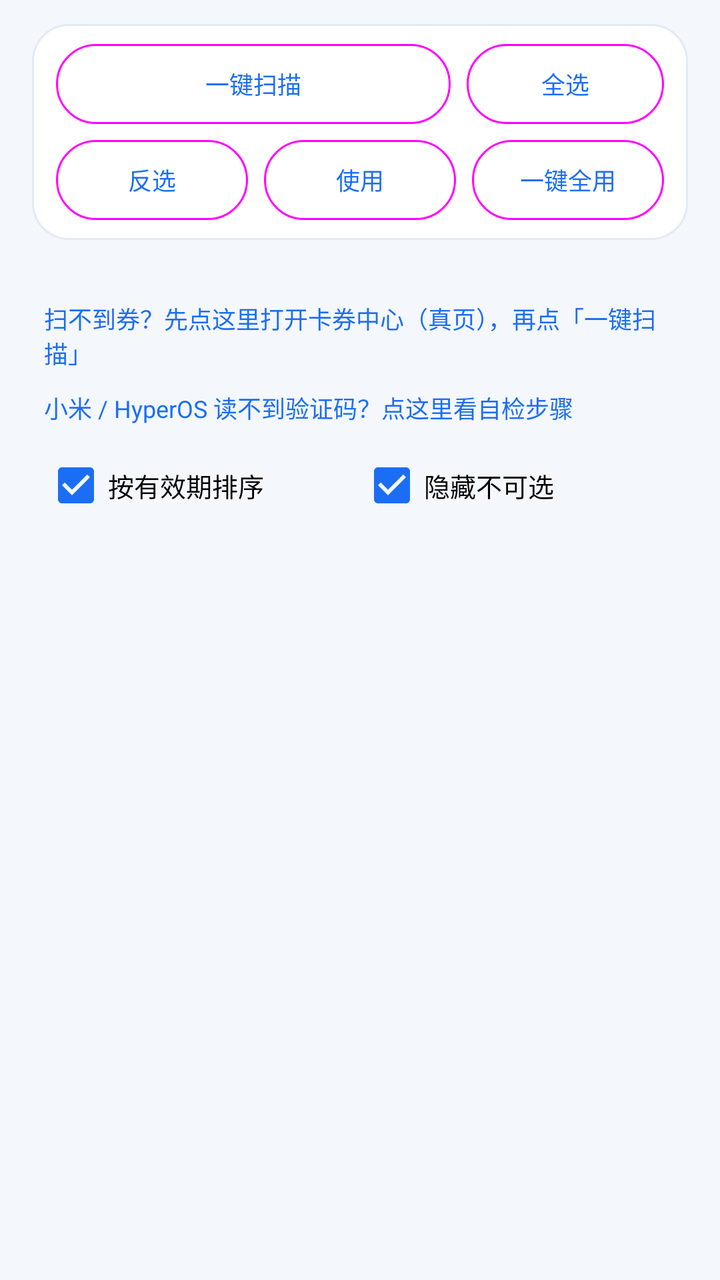
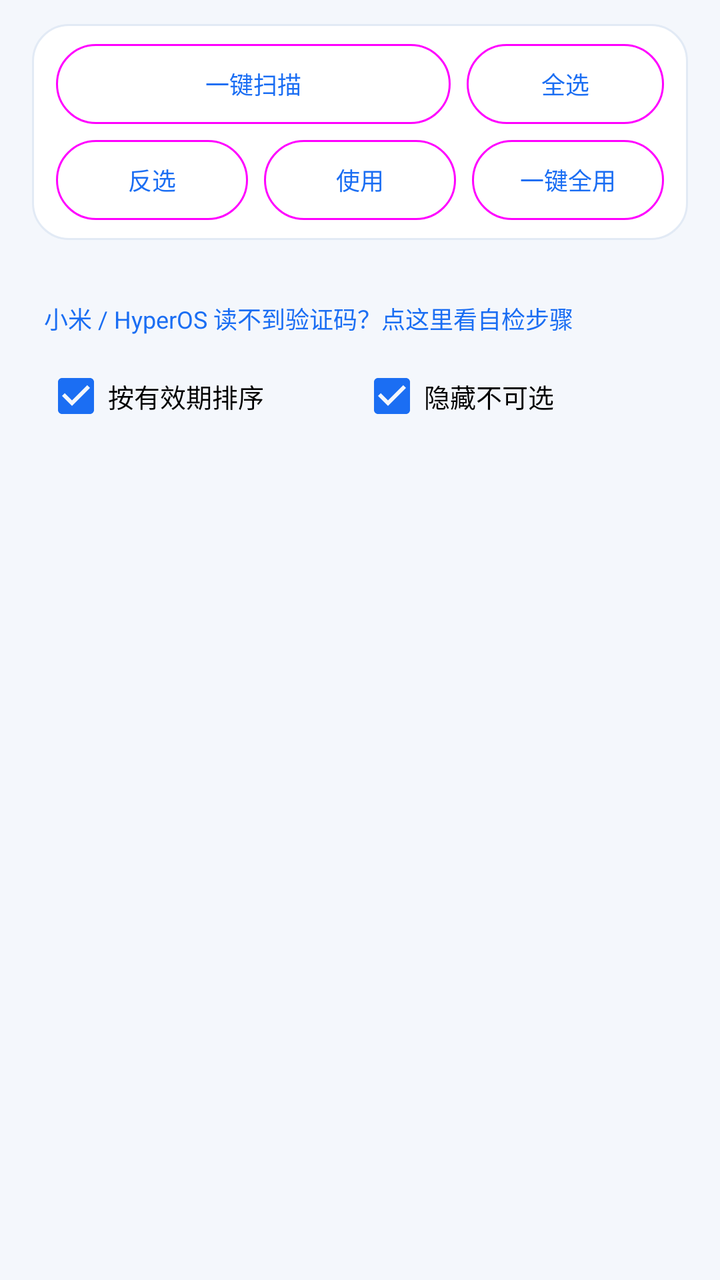

Screens rendered from an Android XML layout before and after an edit, with the pre-edit source and the edit as a unified diff.
<!-- AndroidManifest.xml: application theme Theme.CmccHook -->
<!-- res/layout/page_coupon.xml -->
<?xml version="1.0" encoding="utf-8"?>
<ScrollView xmlns:android="http://schemas.android.com/apk/res/android"
    xmlns:app="http://schemas.android.com/apk/res-auto"
    android:layout_width="match_parent"
    android:layout_height="match_parent"
    android:clipToPadding="false"
    android:fillViewport="true"
    android:scrollbars="none">

    <LinearLayout
        android:layout_width="match_parent"
        android:layout_height="wrap_content"
        android:orientation="vertical"
        android:paddingStart="16dp"
        android:paddingEnd="16dp"
        android:paddingTop="12dp"
        android:paddingBottom="24dp">

        
        <LinearLayout
            style="@style/CardBox"
            android:layout_width="match_parent"
            android:layout_height="wrap_content"
            android:orientation="vertical">

            <LinearLayout
                android:layout_width="match_parent"
                android:layout_height="wrap_content"
                android:gravity="center_vertical"
                android:orientation="horizontal"
                android:paddingStart="12dp"
                android:paddingTop="10dp"
                android:paddingEnd="12dp">

                
                <com.google.android.material.button.MaterialButton
                    android:id="@+id/btnCouponScan"
                    style="@style/Widget.Material3.Button.OutlinedButton"
                    android:layout_width="0dp"
                    android:layout_height="40dp"
                    android:layout_weight="2"
                    android:insetTop="0dp"
                    android:insetBottom="0dp"
                    android:maxLines="1"
                    android:minWidth="0dp"
                    android:paddingStart="2dp"
                    android:paddingEnd="2dp"
                    android:text="@string/coupon_scan"
                    android:textAllCaps="false"
                    android:textSize="12sp"
                    app:cornerRadius="999dp"
                    app:elevation="0dp"
                    app:minWidth="0dp" />

                <com.google.android.material.button.MaterialButton
                    android:id="@+id/btnCouponAll"
                    style="@style/Widget.Material3.Button.OutlinedButton"
                    android:layout_width="0dp"
                    android:layout_height="40dp"
                    android:layout_marginStart="8dp"
                    android:layout_weight="1"
                    android:insetTop="0dp"
                    android:insetBottom="0dp"
                    android:maxLines="1"
                    android:minWidth="0dp"
                    android:paddingStart="2dp"
                    android:paddingEnd="2dp"
                    android:text="@string/coupon_select_all"
                    android:textAllCaps="false"
                    android:textSize="12sp"
                    app:cornerRadius="999dp"
                    app:elevation="0dp"
                    app:minWidth="0dp" />
            </LinearLayout>

            
            <LinearLayout
                android:layout_width="match_parent"
                android:layout_height="wrap_content"
                android:gravity="center_vertical"
                android:orientation="horizontal"
                android:paddingStart="12dp"
                android:paddingTop="8dp"
                android:paddingEnd="12dp"
                android:paddingBottom="10dp">

                <com.google.android.material.button.MaterialButton
                    android:id="@+id/btnCouponInvert"
                    style="@style/Widget.Material3.Button.OutlinedButton"
                    android:layout_width="0dp"
                    android:layout_height="40dp"
                    android:layout_weight="1"
                    android:insetTop="0dp"
                    android:insetBottom="0dp"
                    android:maxLines="1"
                    android:minWidth="0dp"
                    android:paddingStart="2dp"
                    android:paddingEnd="2dp"
                    android:text="@string/coupon_invert"
                    android:textAllCaps="false"
                    android:textSize="12sp"
                    app:cornerRadius="999dp"
                    app:elevation="0dp"
                    app:minWidth="0dp" />

                <com.google.android.material.button.MaterialButton
                    android:id="@+id/btnCouponUse"
                    style="@style/Widget.Material3.Button.OutlinedButton"
                    android:layout_width="0dp"
                    android:layout_height="40dp"
                    android:layout_marginStart="8dp"
                    android:layout_weight="1"
                    android:insetTop="0dp"
                    android:insetBottom="0dp"
                    android:maxLines="1"
                    android:minWidth="0dp"
                    android:paddingStart="2dp"
                    android:paddingEnd="2dp"
                    android:text="@string/coupon_use"
                    android:textAllCaps="false"
                    android:textSize="12sp"
                    app:cornerRadius="999dp"
                    app:elevation="0dp"
                    app:minWidth="0dp" />

                <com.google.android.material.button.MaterialButton
                    android:id="@+id/btnCouponUseAll"
                    style="@style/Widget.Material3.Button.OutlinedButton"
                    android:layout_width="0dp"
                    android:layout_height="40dp"
                    android:layout_marginStart="8dp"
                    android:layout_weight="1"
                    android:insetTop="0dp"
                    android:insetBottom="0dp"
                    android:maxLines="1"
                    android:minWidth="0dp"
                    android:paddingStart="2dp"
                    android:paddingEnd="2dp"
                    android:text="@string/coupon_use_all"
                    android:textAllCaps="false"
                    android:textSize="12sp"
                    app:cornerRadius="999dp"
                    app:elevation="0dp"
                    app:minWidth="0dp" />
            </LinearLayout>
        </LinearLayout>

        
        <TextView
            android:id="@+id/couponAt"
            android:layout_width="match_parent"
            android:layout_height="wrap_content"
            android:paddingStart="6dp"
            android:paddingTop="8dp"
            android:paddingEnd="6dp"
            android:textColor="@color/text_secondary"
            android:textSize="12sp" />

        
        <TextView
            android:id="@+id/couponOpenEntry"
            android:layout_width="match_parent"
            android:layout_height="wrap_content"
            android:paddingStart="6dp"
            android:paddingTop="6dp"
            android:paddingEnd="6dp"
            android:paddingBottom="4dp"
            android:text="@string/coupon_open_entry"
            android:textColor="@color/primary"
            android:textSize="12sp" />

        
        <TextView
            android:id="@+id/smsHelpEntry"
            android:layout_width="match_parent"
            android:layout_height="wrap_content"
            android:paddingStart="6dp"
            android:paddingTop="6dp"
            android:paddingEnd="6dp"
            android:paddingBottom="4dp"
            android:text="@string/sms_help_entry"
            android:textColor="@color/primary"
            android:textSize="12sp" />

        
        <LinearLayout
            android:layout_width="match_parent"
            android:layout_height="wrap_content"
            android:gravity="center_vertical"
            android:orientation="horizontal"
            android:paddingStart="6dp"
            android:paddingTop="2dp"
            android:paddingEnd="6dp"
            android:paddingBottom="2dp">

            <CheckBox
                android:id="@+id/cbCouponSort"
                android:layout_width="0dp"
                android:layout_height="wrap_content"
                android:layout_weight="1"
                android:checked="true"
                android:text="@string/coupon_sort_valid"
                android:textSize="13sp" />

            <CheckBox
                android:id="@+id/cbCouponHide"
                android:layout_width="0dp"
                android:layout_height="wrap_content"
                android:layout_weight="1"
                android:checked="true"
                android:text="@string/coupon_hide_blocked"
                android:textSize="13sp" />
        </LinearLayout>

        <LinearLayout
            android:id="@+id/couponList"
            android:layout_width="match_parent"
            android:layout_height="wrap_content"
            android:orientation="vertical" />

        
        <TextView
            android:id="@+id/couponSummary"
            style="@style/RowDesc"
            android:layout_width="wrap_content"
            android:layout_height="wrap_content"
            android:visibility="gone" />

        <TextView
            android:id="@+id/couponBar"
            style="@style/RowDesc"
            android:layout_width="wrap_content"
            android:layout_height="wrap_content"
            android:visibility="gone" />

    </LinearLayout>
</ScrollView>
<!-- resources referenced by this layout -->
<resources>
  <color name="primary">#1B6EF3</color>
  <color name="text_secondary">#5A6B87</color>
  <string name="coupon_hide_blocked">隐藏不可选</string>
  <string name="coupon_invert">反选</string>
  <string name="coupon_open_entry">扫不到券？先点这里打开卡券中心（真页），再点「一键扫描」</string>
  <string name="coupon_scan">一键扫描</string>
  <string name="coupon_select_all">全选</string>
  <string name="coupon_sort_valid">按有效期排序</string>
  <string name="coupon_use">使用</string>
  <string name="coupon_use_all">一键全用</string>
  <string name="sms_help_entry">小米 / HyperOS 读不到验证码？点这里看自检步骤</string>
  <style name="CardBox">
          <item name="android:background">@drawable/bg_card</item>
          <item name="android:orientation">vertical</item>
      </style>
  <style name="RowDesc">
          <item name="android:textSize">12sp</item>
          <item name="android:textColor">@color/text_secondary</item>
          <item name="android:lineSpacingExtra">2dp</item>
          <item name="android:paddingTop">3dp</item>
      </style>
  <style name="Theme.CmccHook" parent="Theme.MaterialComponents.DayNight.NoActionBar">
          <item name="colorPrimary">@color/primary</item>
          <item name="colorPrimaryVariant">@color/primary_dark</item>
          <item name="colorOnPrimary">@color/on_primary</item>
          <item name="colorSecondary">@color/primary</item>
          <item name="colorOnSecondary">@color/on_primary</item>
          <item name="colorSurface">@color/surface</item>
          <item name="android:colorBackground">@color/background</item>
          <item name="android:statusBarColor">@color/brand_start</item>
          <item name="android:navigationBarColor">@color/surface</item>
          <item name="android:windowLightStatusBar">false</item>
          <item name="android:windowLightNavigationBar">true</item>
          <item name="android:windowBackground">@color/background</item>
          <item name="android:textColorPrimary">@color/text_primary</item>
          <item name="android:textColorSecondary">@color/text_secondary</item>
      </style>
  <!-- drawable bg_card (drawable) -->
  <?xml version="1.0" encoding="utf-8"?>
  <shape xmlns:android="http://schemas.android.com/apk/res/android"
      android:shape="rectangle">
      <solid android:color="@color/container_low" />
      <stroke android:width="1dp" android:color="@color/divider" />
      <corners android:radius="18dp" />
  </shape>
  <color name="primary_dark">#0B4FC4</color>
  <color name="on_primary">#FFFFFF</color>
  <color name="surface">#FFFFFF</color>
  <color name="background">#F4F7FC</color>
  <color name="brand_start">#1B6EF3</color>
  <color name="text_primary">#12213B</color>
  <color name="container_low">#FFFFFF</color>
  <color name="divider">#E2EAF5</color>
</resources>

<!-- the commit's change to res/layout/page_coupon.xml (unified diff, before → after) -->
@@ -157,17 +157,6 @@
             android:textSize="12sp" />
 
         
-        <TextView
-            android:id="@+id/couponOpenEntry"
-            android:layout_width="match_parent"
-            android:layout_height="wrap_content"
-            android:paddingStart="6dp"
-            android:paddingTop="6dp"
-            android:paddingEnd="6dp"
-            android:paddingBottom="4dp"
-            android:text="@string/coupon_open_entry"
-            android:textColor="@color/primary"
-            android:textSize="12sp" />
 
         
         <TextView
<!-- resource entries referenced after the edit -->
@@ -4,7 +4,6 @@
   <color name="text_secondary">#5A6B87</color>
   <string name="coupon_hide_blocked">隐藏不可选</string>
   <string name="coupon_invert">反选</string>
-  <string name="coupon_open_entry">扫不到券？先点这里打开卡券中心（真页），再点「一键扫描」</string>
   <string name="coupon_scan">一键扫描</string>
   <string name="coupon_select_all">全选</string>
   <string name="coupon_sort_valid">按有效期排序</string>
